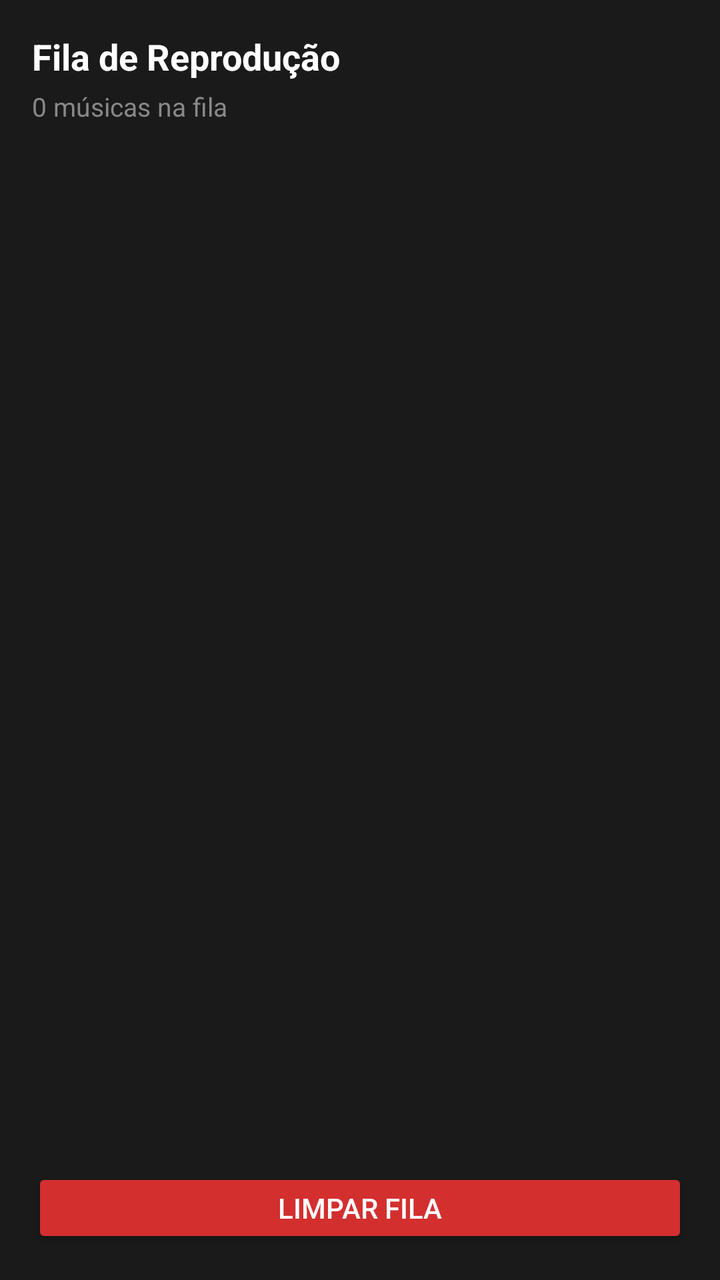
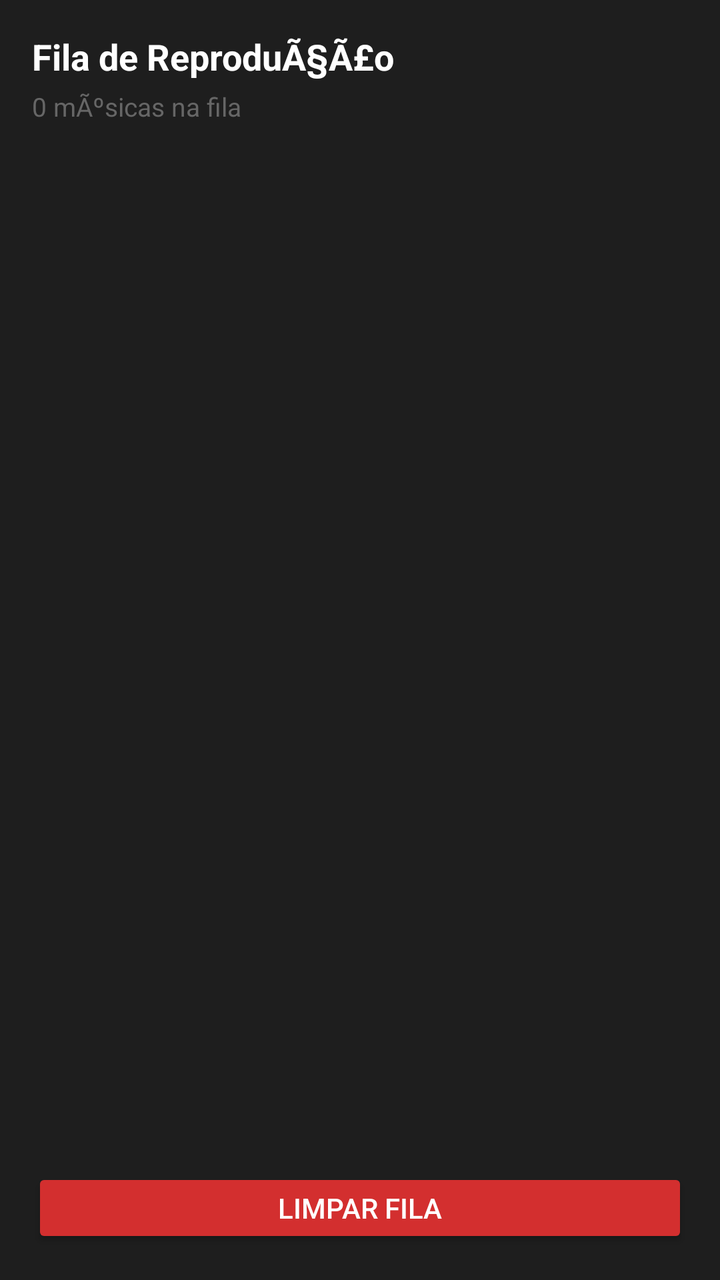

Screens rendered from an Android XML layout before and after an edit, with the pre-edit source and the edit as a unified diff.
<!-- AndroidManifest.xml: application theme Theme.Mp3Player -->
<!-- res/layout/fragment_queue.xml -->
<?xml version="1.0" encoding="utf-8"?>
<LinearLayout xmlns:android="http://schemas.android.com/apk/res/android"
    android:layout_width="match_parent"
    android:layout_height="match_parent"
    android:background="#1A1A1A"
    android:orientation="vertical"
    android:padding="16dp">

    <TextView
        android:layout_width="wrap_content"
        android:layout_height="wrap_content"
        android:text="Fila de Reprodução"
        android:textColor="#FFFFFF"
        android:textSize="18sp"
        android:textStyle="bold" />

    <TextView
        android:id="@+id/tv_queue_info"
        android:layout_width="wrap_content"
        android:layout_height="wrap_content"
        android:layout_marginTop="4dp"
        android:text="0 músicas na fila"
        android:textColor="#888888"
        android:textSize="13sp" />

    <androidx.recyclerview.widget.RecyclerView
        android:id="@+id/recycler_queue"
        android:layout_width="match_parent"
        android:layout_height="0dp"
        android:layout_weight="1"
        android:layout_marginTop="8dp" />

    <Button
        android:id="@+id/btn_clear_queue"
        android:layout_width="match_parent"
        android:layout_height="40dp"
        android:layout_marginTop="8dp"
        android:text="Limpar Fila"
        android:backgroundTint="#D32F2F"
        android:textColor="#FFFFFF" />

</LinearLayout>
<!-- resources referenced by this layout -->
<resources>
  <style name="Theme.Mp3Player" parent="Theme.AppCompat.DayNight.NoActionBar">
          <item name="colorPrimary">@color/primary</item>
          <item name="colorPrimaryDark">@color/background</item>
          <item name="colorAccent">@color/primary</item>
          <item name="android:statusBarColor">@color/background</item>
          <item name="android:navigationBarColor">@color/background</item>
      </style>
  <color name="primary">#1DB954</color>
  <color name="background">#121212</color>
</resources>

<!-- the commit's change to res/layout/fragment_queue.xml (unified diff, before → after) -->
@@ -2,15 +2,15 @@
 <LinearLayout xmlns:android="http://schemas.android.com/apk/res/android"
     android:layout_width="match_parent"
     android:layout_height="match_parent"
-    android:background="#1A1A1A"
+    android:background="?attr/themeSurface"
     android:orientation="vertical"
     android:padding="16dp">
 
     <TextView
         android:layout_width="wrap_content"
         android:layout_height="wrap_content"
-        android:text="Fila de Reprodução"
-        android:textColor="#FFFFFF"
+        android:text="Fila de ReproduÃ§Ã£o"
+        android:textColor="?attr/themeTextPrimary"
         android:textSize="18sp"
         android:textStyle="bold" />
 
@@ -19,8 +19,8 @@
         android:layout_width="wrap_content"
         android:layout_height="wrap_content"
         android:layout_marginTop="4dp"
-        android:text="0 músicas na fila"
-        android:textColor="#888888"
+        android:text="0 mÃºsicas na fila"
+        android:textColor="?attr/themeTextTertiary"
         android:textSize="13sp" />
 
     <androidx.recyclerview.widget.RecyclerView
@@ -37,6 +37,6 @@
         android:layout_marginTop="8dp"
         android:text="Limpar Fila"
         android:backgroundTint="#D32F2F"
-        android:textColor="#FFFFFF" />
+        android:textColor="?attr/themeTextPrimary" />
 
 </LinearLayout>
<!-- resource entries referenced after the edit -->
@@ -2,12 +2,34 @@
 <resources>
   <style name="Theme.Mp3Player" parent="Theme.AppCompat.DayNight.NoActionBar">
           <item name="colorPrimary">@color/primary</item>
-          <item name="colorPrimaryDark">@color/background</item>
+          <item name="colorPrimaryDark">@color/dark_background</item>
           <item name="colorAccent">@color/primary</item>
-          <item name="android:statusBarColor">@color/background</item>
-          <item name="android:navigationBarColor">@color/background</item>
+          <item name="android:statusBarColor">@color/dark_background</item>
+          <item name="android:navigationBarColor">@color/dark_background</item>
+          <item name="themeBackground">@color/dark_background</item>
+          <item name="themeSurface">@color/dark_surface</item>
+          <item name="themeSurface2">@color/dark_surface2</item>
+          <item name="themeCard">@color/dark_card</item>
+          <item name="themeTextPrimary">@color/dark_textPrimary</item>
+          <item name="themeTextSecondary">@color/dark_textSecondary</item>
+          <item name="themeTextTertiary">@color/dark_textTertiary</item>
+          <item name="themeHint">@color/dark_hint</item>
+          <item name="themeDivider">@color/dark_divider</item>
+          <item name="themeNavBg">@color/dark_navBackground</item>
+          <item name="themeSearchBg">@color/searchBg</item>
+          <item name="themePlayerBg">@color/dark_surface2</item>
       </style>
   <color name="primary">#1DB954</color>
-  <color name="background">#121212</color>
+  <color name="dark_background">#121212</color>
+  <color name="dark_surface">#1E1E1E</color>
+  <color name="dark_surface2">#2A2A2A</color>
+  <color name="dark_card">#1A1A1A</color>
+  <color name="dark_textPrimary">#FFFFFF</color>
+  <color name="dark_textSecondary">#AAAAAA</color>
+  <color name="dark_textTertiary">#666666</color>
+  <color name="dark_hint">#888888</color>
+  <color name="dark_divider">#333333</color>
+  <color name="dark_navBackground">#1E1E1E</color>
+  <color name="searchBg">#333333</color>
 </resources>
 
